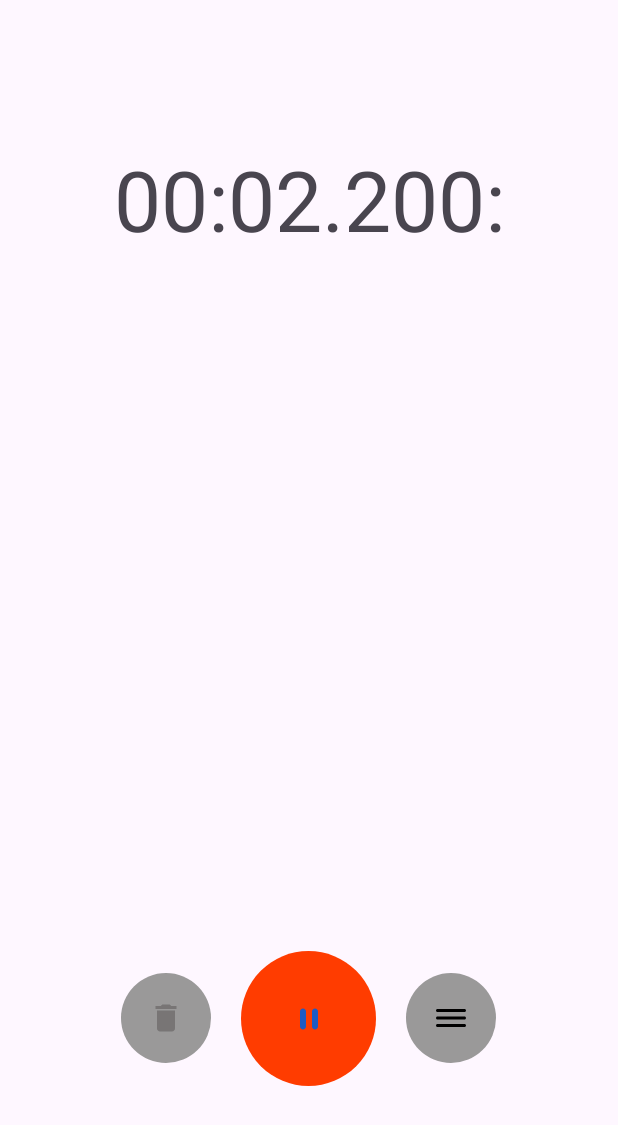
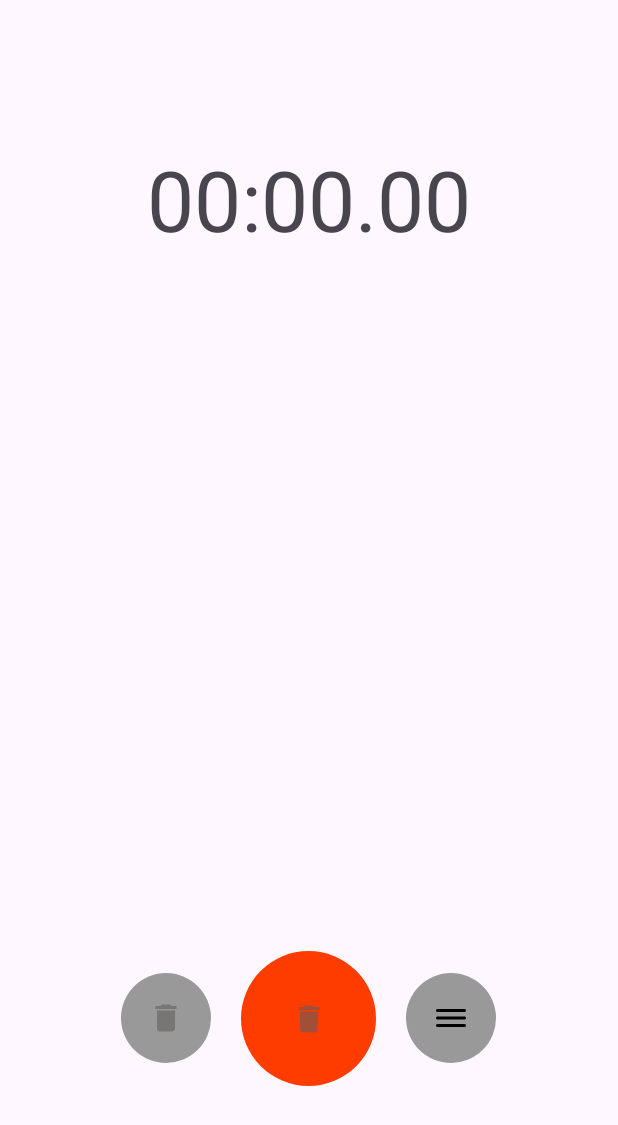
Before and after one commit to LucaFIRE12/My-Audio---Luca-Zucchi-Samuele-Riva, an Android app: the screen it shows after launch (MainActivity), after a tap on "NULL", on a phone screen of 412 x 824 dp. Shown: the top 1125 px of the screen. Run offline under Robolectric (Android 15) with nearby library versions, the phone set to English and light mode, and no system bars; 3 statements that could not run were skipped.

Commit message:
continuazione bottoni cancella, elenco e registra

```diff
--- a/app/src/main/AndroidManifest.xml
+++ b/app/src/main/AndroidManifest.xml
@@ -4,6 +4,7 @@
 
 
     <uses-permission android:name="android.permission.RECORD_AUDIO"/>
+    <uses-permission android:name="android.permission.VIBRATE"/>
 
     <application
         android:allowBackup="true"
--- a/app/src/main/java/com/example/progrivazucchi/FormaOnda.kt
+++ b/app/src/main/java/com/example/progrivazucchi/FormaOnda.kt
@@ -17,30 +17,37 @@ class FormaOnda(context: Context?, attrs: AttributeSet?): View(context, attrs) {
     private var picchi = ArrayList<RectF>()   //picchi del suono
 
     private var raggio = 6f //parametri per dare forma alle punte dei picchi
-    private var w = 9f
+    private var w = 9f  // larghezza rettangoli
     private var d = 6f  //distanza tra rettangoli
 
     private var sw = 0f     //width forma d'onda
     private var sh = 400f   //heigh forma d'onda
 
+    private var piccoMassimo = 0
+
     init {
         colore.color = Color.rgb(244,81,30)
 
         sw = resources.displayMetrics.widthPixels.toFloat()
+
+        piccoMassimo = (sw / (w+d)).toInt()
     }
 
     //funzione che mostra a livello grafico l'intensità del suono, più una barra è ampia e più è alto di decibel
     //i valori vengono salvati dentro un arraylist, che scorre durante la fase di registrazione
     fun aggiungiAmpiezza(amp: Float){
-        ampiezza.add(amp)
+        var norm = Math.min(amp.toInt()/7, 400).toFloat()  //normalizzazione valori (400:dimensione schermo)
+        ampiezza.add(norm)
 
 
         picchi.clear()
-        for (i in ampiezza.indices){
+        var ampl = ampiezza.takeLast(piccoMassimo) // variabile che indica l'altezza massima
+        // di un'onda
+        for (i in ampl.indices){
             var sx = sw - i*(w+d)       //parametri per dare forma alle punte dei picchi
-            var sopra = 0f
+            var sopra = sh/2 - ampl[i]/2
             var dx = sx + d
-            var sotto = ampiezza[i]
+            var sotto = top + ampl[i]
             picchi.add(RectF(sx, sopra, dx, sotto))         // punte dei picchi
         }
 
--- a/app/src/main/java/com/example/progrivazucchi/MainActivity.kt
+++ b/app/src/main/java/com/example/progrivazucchi/MainActivity.kt
@@ -1,13 +1,19 @@
 package com.example.progrivazucchi
 
 import android.Manifest
+import android.content.Context
 import android.content.pm.PackageManager
 import android.media.MediaRecorder
 import androidx.appcompat.app.AppCompatActivity
 import android.os.Bundle
+import android.os.VibrationEffect
+import android.os.Vibrator
+import android.view.View
+import android.widget.Button
 import androidx.core.app.ActivityCompat
 import android.widget.ImageButton
 import android.widget.TextView
+import java.io.File
 import java.io.IOException
 import java.text.SimpleDateFormat
 import java.util.Date
@@ -21,7 +27,7 @@ class MainActivity : AppCompatActivity(), Tempo.OnTimerTickListener {
     private var permissions = arrayOf(Manifest.permission.RECORD_AUDIO) // creazione di un array di permessi richiesti al manifest file ,contenente info sul
     // progetto ed in grado di rilasciare permessi che vanno esplicitamente richiesti nel codice. il risultato è una finestra in app che richiede all'utente un
     // permesso a cui lui decide se dare il consenso
-    //val btnRegistra = findViewById<ImageButton>(R.id.btnRegistra)
+
 
     private var permissionGranted = false
 
@@ -33,6 +39,8 @@ class MainActivity : AppCompatActivity(), Tempo.OnTimerTickListener {
     private var inPausa = false
 
     private lateinit var tempo: Tempo
+
+    private lateinit var vibrazione: Vibrator
 
 
     override fun onCreate(savedInstanceState: Bundle?) {
@@ -50,6 +58,7 @@ class MainActivity : AppCompatActivity(), Tempo.OnTimerTickListener {
 
         //richiama il metodo OnTimerTickListener sia da questa classe che tutto ciò che è presnet dentro al file Tempo.kt
         tempo = Tempo(this)
+        vibrazione = getSystemService(Context.VIBRATOR_SERVICE) as Vibrator
 
         findViewById<ImageButton>(R.id.btnRegistra).setOnClickListener{
             when {
@@ -57,8 +66,27 @@ class MainActivity : AppCompatActivity(), Tempo.OnTimerTickListener {
                 staRegistrando -> fermaRegistrazione()
                 else -> inizioRegistrazione()
             }
+
+            vibrazione.vibrate(VibrationEffect.createOneShot(50, VibrationEffect.DEFAULT_AMPLITUDE))
         }
+
+        findViewById<ImageButton>(R.id.btnElenco).setOnClickListener{
+            //TODO
+        }
+
+        findViewById<ImageButton>(R.id.btnFatto).setOnClickListener(){
+            fermaRegistrare()
+            //TODO
+        }
+
+        findViewById<ImageButton>(R.id.btnCancella).setOnClickListener(){
+            fermaRegistrare()
+            File("$dirPath$nomeFile.mp3")
+        }
+
     }
+
+
 
     override fun onRequestPermissionsResult(
         requestCode: Int,
@@ -136,7 +164,25 @@ class MainActivity : AppCompatActivity(), Tempo.OnTimerTickListener {
     }
 
     private fun fermaRegistrare(){
+
+
         tempo.stop()
+
+        recorder.apply {
+            stop()
+            release()
+        }
+
+        inPausa = false
+        staRegistrando = false
+
+        findViewById<ImageButton>(R.id.btnElenco).visibility = View.VISIBLE // bottone elenco visibile
+        findViewById<ImageButton>(R.id.btnFatto).visibility = View.GONE // bottone fatto non visibile
+
+        findViewById<ImageButton>(R.id.btnCancella).isClickable = false // tasto cancella non cliccabile
+        findViewById<ImageButton>(R.id.btnCancella).setImageResource(R.drawable.baseline_delete_24_disabled)
+        findViewById<ImageButton>(R.id.btnRegistra).setImageResource(R.drawable.baseline_delete_24_disabled)
+
     }
 
     // quando viene dato il via al timer, questa funzione fa partire il tempo e lo ferma
--- a/app/src/main/res/layout/activity_main.xml
+++ b/app/src/main/res/layout/activity_main.xml
@@ -49,6 +49,7 @@
             android:layout_width="60dp"
             android:layout_height="60dp"
             android:background="@drawable/ic_sfondo_bottone"
+            android:contentDescription="NULL"
             android:src="@drawable/baseline_done_24"
             android:visibility="gone" />
     </LinearLayout>
```
